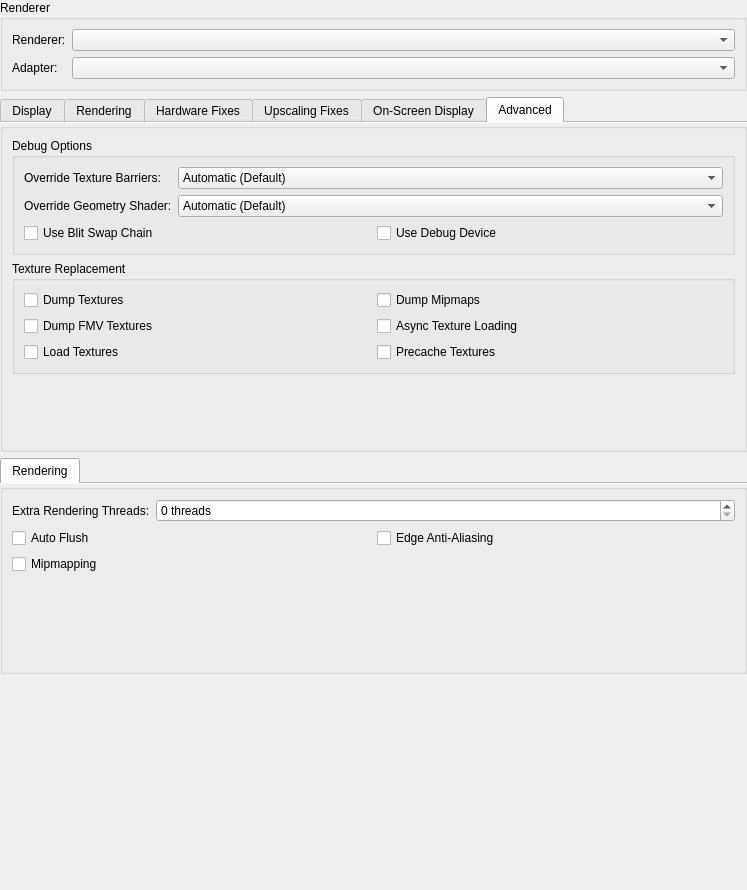
Above: pcsx2-qt/Settings/GraphicsSettingsWidget.ui from Ps2lover/pcsx2 before the change. Below: the same form after it.
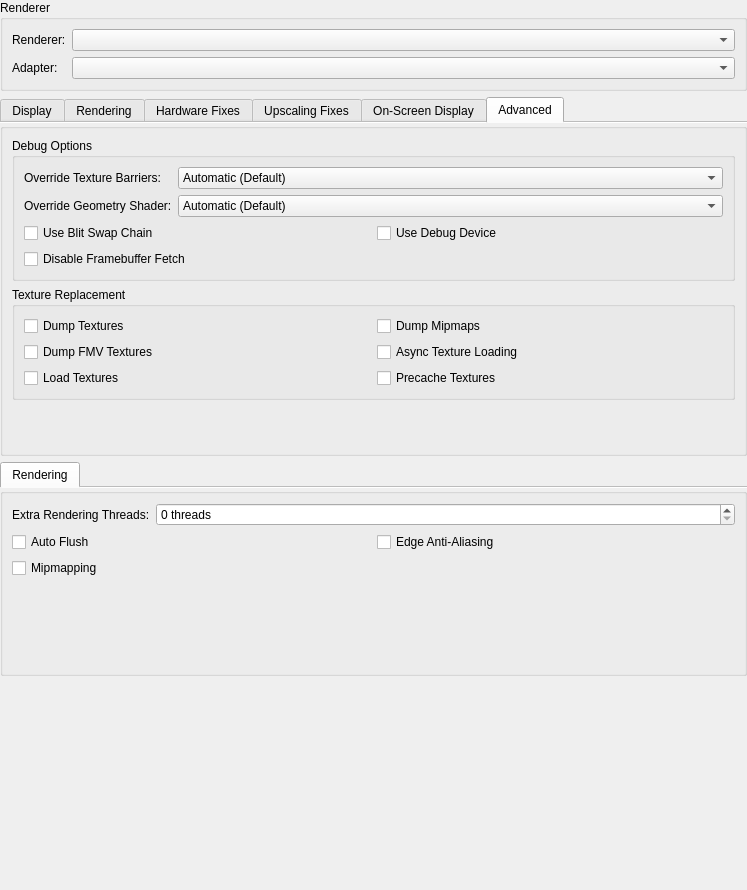
That is the form after the change. The open tabs and pages were chosen to show the change.

Commit message: GS: Utilize GL_EXT_framebuffer_fetch where available

```diff
--- a/pcsx2-qt/Settings/GraphicsSettingsWidget.ui
+++ b/pcsx2-qt/Settings/GraphicsSettingsWidget.ui
@@ -1017,6 +1017,13 @@
               </property>
              </widget>
             </item>
+            <item row="1" column="0">
+             <widget class="QCheckBox" name="disableFramebufferFetch">
+              <property name="text">
+               <string>Disable Framebuffer Fetch</string>
+              </property>
+              </widget>
+            </item>
            </layout>
           </item>
          </layout>
```
The commit also changes 18 other files.
